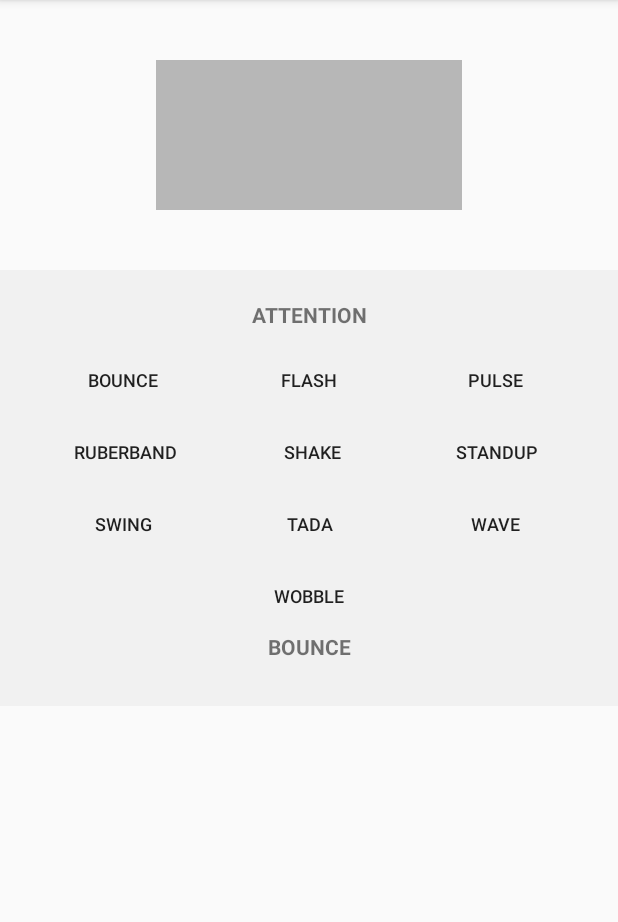
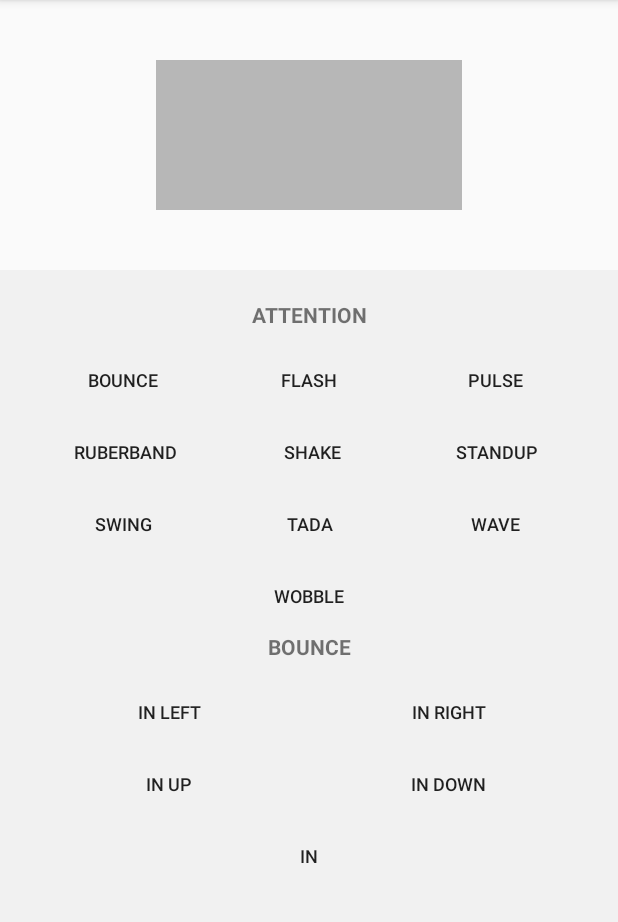
Before and after one commit to gayanvoice/android-animations, an Android app: the screen it shows after launch (MainActivity), on a phone screen of 412 x 824 dp, the part 84-1006 px from its top. Run offline under Robolectric (Android 15) with nearby library versions, the phone set to English and light mode, and no system bars.

Commit message:
Update Library

```diff
--- a/app/src/main/res/layout/activity_main.xml
+++ b/app/src/main/res/layout/activity_main.xml
@@ -188,6 +188,72 @@
                     android:textAllCaps="true"
                     android:textStyle="bold" />
 
+                <LinearLayout
+                    android:layout_width="match_parent"
+                    android:layout_height="wrap_content"
+                    android:orientation="horizontal">
+
+                    <Button
+                        android:id="@+id/btn_bounce_inleft"
+                        android:layout_width="wrap_content"
+                        android:layout_height="wrap_content"
+                        android:layout_weight="1"
+                        android:textSize="12sp"
+                        style="@style/Widget.AppCompat.Button.Borderless"
+                        android:text="@string/button_inleft" />
+
+                    <Button
+                        android:id="@+id/btn_attention_inright"
+                        android:layout_width="wrap_content"
+                        android:layout_height="wrap_content"
+                        android:layout_weight="1"
+                        android:textSize="12sp"
+                        style="@style/Widget.AppCompat.Button.Borderless"
+                        android:text="@string/button_inright" />
+
+                </LinearLayout>
+                <LinearLayout
+                    android:layout_width="match_parent"
+                    android:layout_height="wrap_content"
+                    android:orientation="horizontal">
+
+                    <Button
+                        android:id="@+id/button_bounce_inup"
+                        android:layout_width="wrap_content"
+                        android:layout_height="wrap_content"
+                        android:layout_weight="1"
+                        android:textSize="12sp"
+                        style="@style/Widget.AppCompat.Button.Borderless"
+                        android:text="@string/button_inup" />
+
+                    <Button
+                        android:id="@+id/btn_bounce_indown"
+                        android:layout_width="wrap_content"
+                        android:layout_height="wrap_content"
+                        android:layout_weight="1"
+                        android:textSize="12sp"
+                        style="@style/Widget.AppCompat.Button.Borderless"
+                        android:text="@string/button_indown" />
+
+
+                </LinearLayout>
+                <LinearLayout
+                    android:layout_width="match_parent"
+                    android:layout_height="wrap_content"
+                    android:orientation="horizontal">
+
+                    <Button
+                        android:id="@+id/btn_bounce_in"
+                        android:layout_width="0dp"
+                        android:layout_height="wrap_content"
+                        android:layout_weight="1"
+                        android:textSize="12sp"
+                        style="@style/Widget.AppCompat.Button.Borderless"
+                        android:text="@string/button_in" />
+
+                </LinearLayout>
+
+
 
             </LinearLayout>
         </ScrollView>
--- a/app/src/main/res/values/strings.xml
+++ b/app/src/main/res/values/strings.xml
@@ -20,4 +20,11 @@
     <string name="button_tada">Tada</string>
     <string name="button_wave">Wave</string>
     <string name="button_wobble">Wobble</string>
+
+    <string name="button_in">In</string>
+    <string name="button_inleft">In Left</string>
+    <string name="button_inright">In Right</string>
+    <string name="button_inup">In Up</string>
+    <string name="button_indown">In Down</string>
+
 </resources>
```
